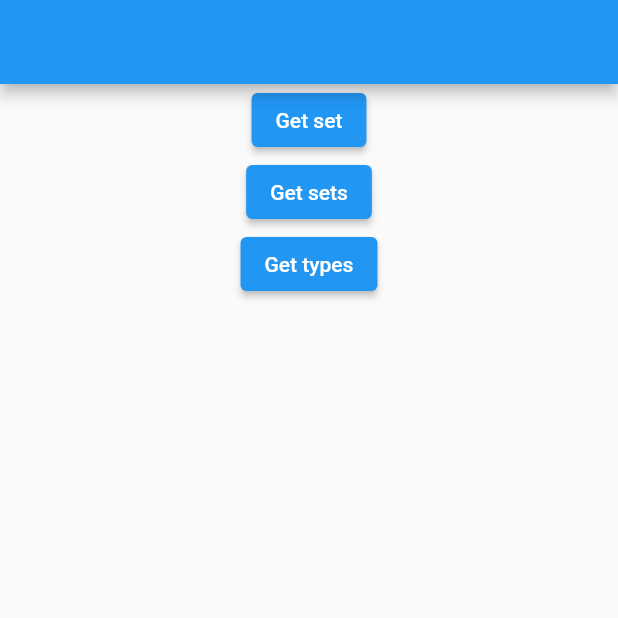
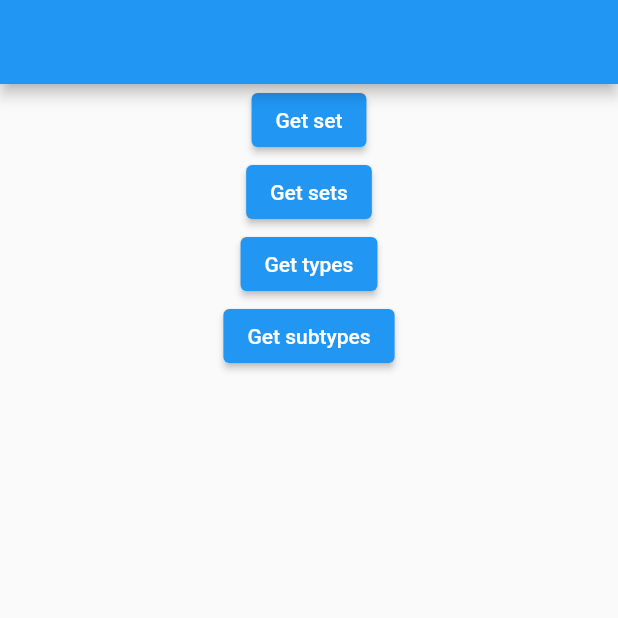
Before and after one commit to PokemonTCG/pokemon-tcg-sdk-dart, a Flutter app: the screen it shows after launch, on a phone screen of 412 x 824 dp, the top half of it. Run offline on Flutter 3.47's test engine with Material 2 defaults, Android fonts, the phone set to English and light mode, and no system bars.

Commit message:
Add getSubtypes() function

```diff
--- a/example/lib/main.dart
+++ b/example/lib/main.dart
@@ -59,6 +59,15 @@ class _MyHomePageState extends State<MyHomePage> {
                 });
               },
             ),
+            ElevatedButton(
+              child: Text('Get subtypes'),
+              onPressed: () async {
+                final types = await api.getSubtypes();
+                types.forEach((element) {
+                  print(element.type);
+                });
+              },
+            ),
           ],
         ),
       ),
--- /dev/null
+++ b/lib/src/models/card_type.dart
@@ -0,0 +1,5 @@
+class Subtype {
+  Subtype({required this.type});
+
+  final String type;
+}
--- a/lib/src/models/elemental_type.dart
+++ b/lib/src/models/elemental_type.dart
@@ -1,5 +1,3 @@
-
-
 class ElementalType {
   ElementalType({required this.type});
 
```
Also changed, not shown: lib/src/pokemon_tcg.dart (+20 -0 lines).
